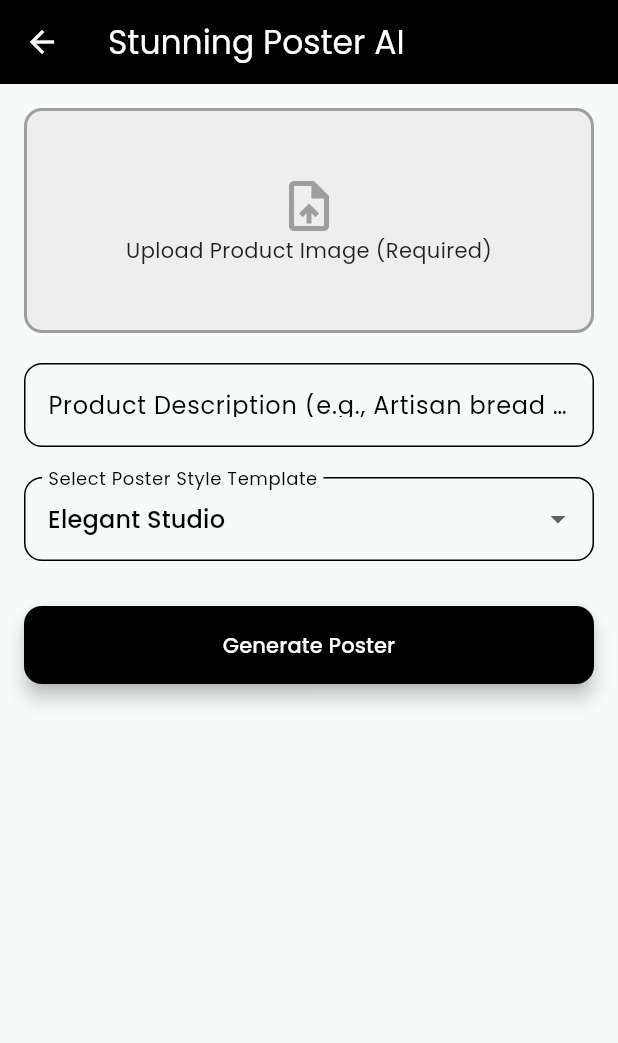
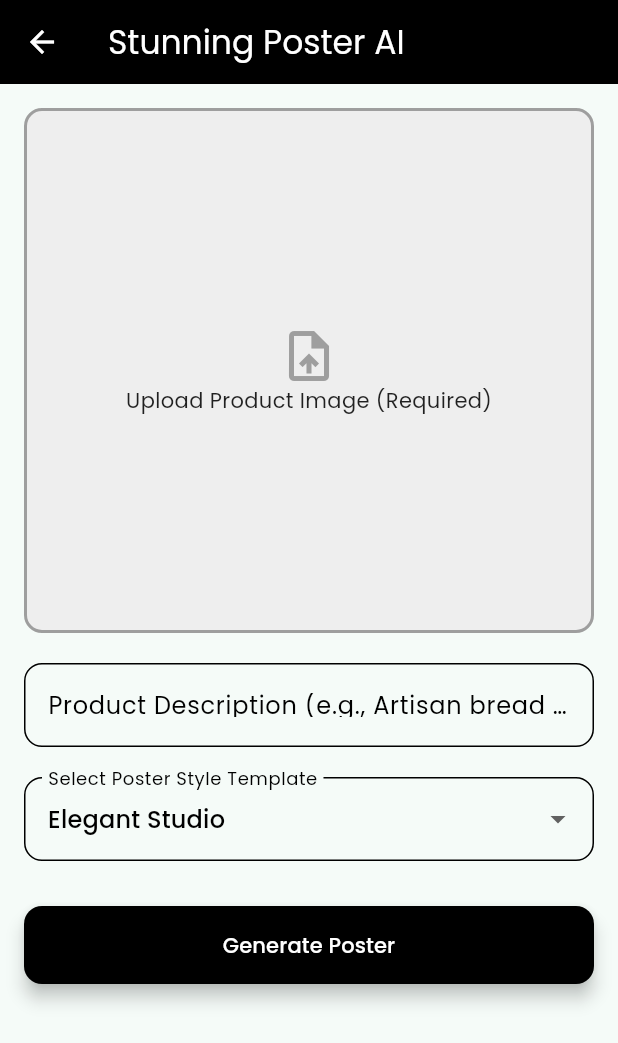
Before and after one commit to Polymathh/MbokaAI, a Flutter app: the DashboardContent screen opened directly, after a tap on "Stunning Posters", on a phone screen of 412 x 824 dp. Shown: the top 1043 px of the screen. Run offline on Flutter 3.47's test engine with Material 3 defaults, Android fonts, the phone set to English and light mode, and no system bars; our stand-ins replace bloc, cloud_firestore, equatable, firebase_auth, firebase_core, flutter_bloc and 4 more; accounts and stored records are empty.

Commit message:
initial commit

```diff
--- a/mboka_ai/lib/data/repositories/poster_repository.dart
+++ b/mboka_ai/lib/data/repositories/poster_repository.dart
@@ -3,7 +3,7 @@ import 'dart:convert';
 import 'package:http/http.dart' as http;
 
 // 💡 REPLACE THIS WITH YOUR ACTUAL VERSEL DEPLOYMENT URL
-const String VERCEL_FUNCTION_URL = 'https://[your-project-name].vercel.app/api/generate-poster';
+const String VERCEL_FUNCTION_URL = 'https://mboka-ai-backend.vercel.app//api/generate-poster';
 
 class PosterRepository {
   // We no longer need FirebaseFunctions instance
--- a/mboka_ai/lib/presentation/screens/poster_generator_screen.dart
+++ b/mboka_ai/lib/presentation/screens/poster_generator_screen.dart
@@ -116,7 +116,7 @@ class _PosterGeneratorViewState extends State<PosterGeneratorView> {
                 GestureDetector(
                   onTap: isGenerating ? null : _pickImage,
                   child: Container(
-                    height: 150,
+                    height: 350,
                     decoration: BoxDecoration(
                       color: Colors.grey[200],
                       borderRadius: BorderRadius.circular(12),
```
